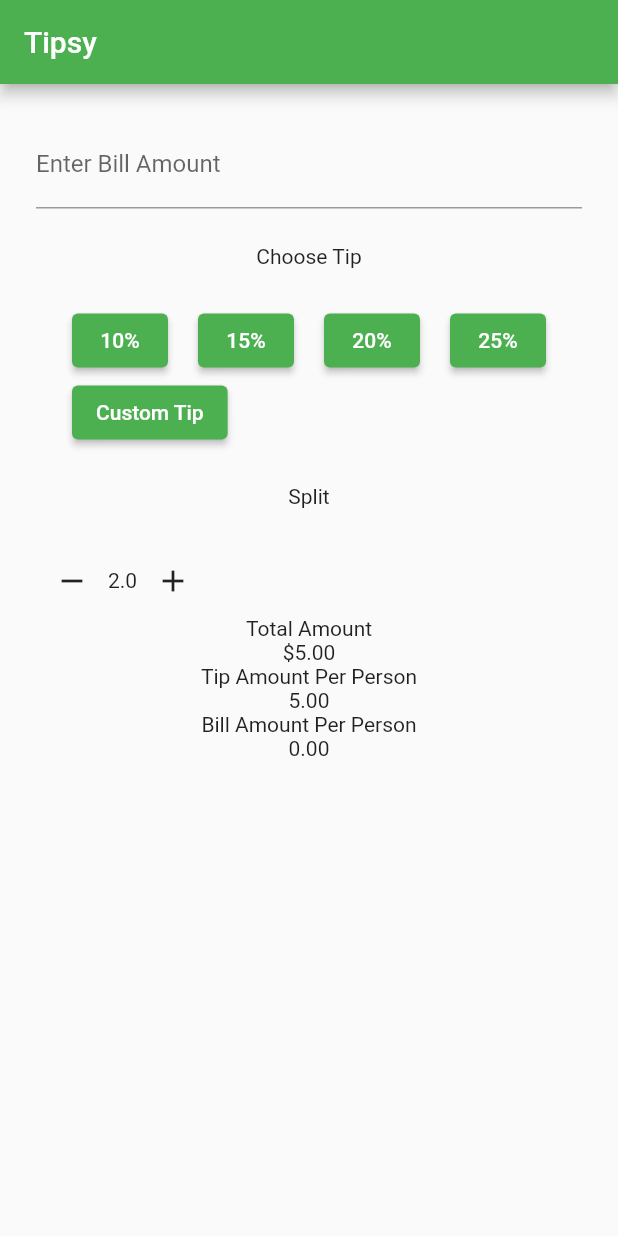
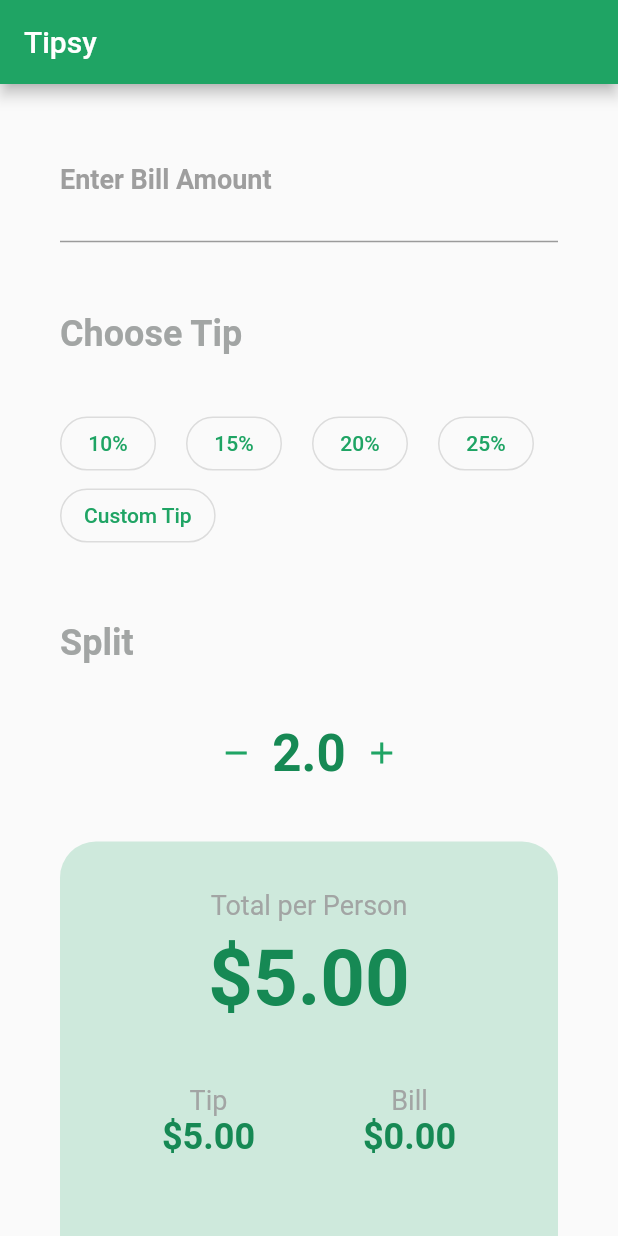
Before and after one commit to Muzammil-Bilwani/dart-flutter-tutorial, a Flutter app: the screen it shows after launch, on a phone screen of 412 x 824 dp. Run offline on Flutter 3.47's test engine with Material 2 defaults, Android fonts, the light colour scheme and no system bars.

Commit message:
Tipsy done

```diff
--- a/week_seven/dart_app/lib/TipCalculator/Result.dart
+++ b/week_seven/dart_app/lib/TipCalculator/Result.dart
@@ -1,3 +1,4 @@
+import 'package:dart_app/colors/TipsyColor.dart';
 import 'package:dart_app/model/bill.dart';
 import 'package:flutter/material.dart';
 
@@ -8,13 +9,59 @@ class ResultTip extends StatelessWidget {
   @override
   Widget build(BuildContext context) {
     return Container(
+      decoration: BoxDecoration(
+          color: tipsyColor.shade100,
+          borderRadius: const BorderRadius.only(
+              topLeft: Radius.circular(24), topRight: Radius.circular(24))),
+      padding: const EdgeInsets.only(top: 32, bottom: 52, left: 32, right: 32),
       child: Column(children: [
-        Text("Total Amount"),
-        Text("\$" + bill.getAmountPerPerson()),
-        Text("Tip Amount Per Person"),
-        Text(bill.getTipAmountPerPerson()),
-        Text("Bill Amount Per Person"),
-        Text(bill.getBillAmountPerPerson()),
+        Text(
+          "Total per Person",
+          style: Theme.of(context).textTheme.subtitle1?.copyWith(fontSize: 18),
+        ),
+        const Padding(padding: EdgeInsets.all(4)),
+        Text(
+          "\$${bill.getAmountPerPerson()}",
+          style: Theme.of(context).textTheme.headline4?.copyWith(fontSize: 52),
+        ),
+        const Padding(padding: EdgeInsets.all(20)),
+        Row(
+          mainAxisAlignment: MainAxisAlignment.spaceAround,
+          children: [
+            Column(children: [
+              Text(
+                "Tip",
+                style: Theme.of(context)
+                    .textTheme
+                    .subtitle1
+                    ?.copyWith(fontSize: 18),
+              ),
+              Text(
+                "\$${bill.getTipAmountPerPerson()}",
+                style: Theme.of(context)
+                    .textTheme
+                    .headline4
+                    ?.copyWith(fontSize: 24),
+              ),
+            ]),
+            Column(children: [
+              Text(
+                "Bill",
+                style: Theme.of(context)
+                    .textTheme
+                    .subtitle1
+                    ?.copyWith(fontSize: 18),
+              ),
+              Text(
+                "\$${bill.getBillAmountPerPerson()}",
+                style: Theme.of(context)
+                    .textTheme
+                    .headline4
+                    ?.copyWith(fontSize: 24),
+              ),
+            ])
+          ],
+        )
       ]),
     );
   }
--- /dev/null
+++ b/week_seven/dart_app/lib/TipCalculator/TipBox.dart
@@ -0,0 +1,38 @@
+import 'package:flutter/material.dart';
+
+class TipBox extends StatelessWidget {
+  const TipBox(
+      {Key? key,
+      required this.text,
+      required this.onTap,
+      required this.isSelected})
+      : super(key: key);
+  final String text;
+  final Function()? onTap;
+  final bool isSelected;
+
+  @override
+  Widget build(BuildContext context) {
+    return isSelected
+        ? ElevatedButton(
+            onPressed: onTap,
+            style: ButtonStyle(
+                shape: MaterialStateProperty.all<RoundedRectangleBorder>(
+              RoundedRectangleBorder(
+                borderRadius: BorderRadius.circular(18.0),
+              ),
+            )),
+            child: Text(text),
+          )
+        : OutlinedButton(
+            onPressed: onTap,
+            style: ButtonStyle(
+                shape: MaterialStateProperty.all<RoundedRectangleBorder>(
+              RoundedRectangleBorder(
+                borderRadius: BorderRadius.circular(18.0),
+              ),
+            )),
+            child: Text(text),
+          );
+  }
+}
--- a/week_seven/dart_app/lib/TipCalculator/TipCalculator.dart
+++ b/week_seven/dart_app/lib/TipCalculator/TipCalculator.dart
@@ -1,5 +1,6 @@
 import 'package:dart_app/TipCalculator/CustomTip.dart';
 import 'package:dart_app/TipCalculator/Result.dart';
+import 'package:dart_app/TipCalculator/TipBox.dart';
 import 'package:dart_app/model/bill.dart';
 import 'package:flutter/material.dart';
 
@@ -12,6 +13,7 @@ class TipCalculator extends StatefulWidget {
 
 class _TipCalculatorState extends State<TipCalculator> {
   Bill bill = Bill(totalAmount: 0, tipAmount: 10, noOfPeople: 2);
+  List<int> tips = [10, 15, 20, 25];
 
   calculateTip(double percentage) {
     bill.tipAmount = bill.totalAmount * percentage / 100;
@@ -39,56 +41,58 @@ class _TipCalculatorState extends State<TipCalculator> {
           title: const Text("Tipsy"),
         ),
         body: Container(
-          padding: const EdgeInsets.all(24),
-          child: Column(children: [
+          padding: const EdgeInsets.only(top: 24, right: 40, left: 40),
+          child: Column(
+              crossAxisAlignment: CrossAxisAlignment.start,
+              mainAxisAlignment: MainAxisAlignment.spaceBetween,
+              children: [
                 TextField(
                   onChanged: (value) => {
                     setState(() {
                       bill.totalAmount = double.parse(value);
                     })
                   },
-              decoration: InputDecoration(labelText: "Enter Bill Amount"),
+                  style: Theme.of(context).textTheme.headline4,
+                  decoration: InputDecoration(
+                      labelText: "Enter Bill Amount",
+                      prefixText: "\$ ",
+                      prefixStyle: Theme.of(context).textTheme.headline4,
+                      labelStyle:
+                          const TextStyle(color: Colors.grey, fontSize: 18)),
                   keyboardType: TextInputType.number,
                 ),
-            const Padding(
-              padding: EdgeInsets.all(24),
-              child: Text("Choose Tip"),
+                Padding(
+                  padding: const EdgeInsets.only(top: 12),
+                  child: Text("Choose Tip",
+                      style: Theme.of(context).textTheme.subtitle1?.copyWith(
+                          fontWeight: FontWeight.bold, fontSize: 24)),
                 ),
                 Wrap(
                   spacing: 20,
                   children: [
-                ElevatedButton(
-                    onPressed: () {
-                      calculateTip(10);
-                    },
-                    child: Text("10%")),
-                ElevatedButton(
-                    onPressed: () {
-                      calculateTip(15);
-                    },
-                    child: Text("15%")),
-                ElevatedButton(
-                    onPressed: () {
-                      calculateTip(20);
-                    },
-                    child: Text("20%")),
-                ElevatedButton(
-                    onPressed: () {
-                      calculateTip(25);
-                    },
-                    child: Text("25%")),
-                ElevatedButton(
-                    onPressed: () {
+                    ...tips.map((tip) => TipBox(
+                        isSelected:
+                            bill.tipAmount == bill.totalAmount * tip / 100,
+                        text: '$tip%',
+                        onTap: () {
+                          calculateTip(tip.toDouble());
+                        })),
+                    TipBox(
+                        isSelected: false,
+                        text: "Custom Tip",
+                        onTap: () {
                           openCustomTip(context);
-                    },
-                    child: Text("Custom Tip"))
+                        }),
                   ],
                 ),
-            const Padding(
-              padding: EdgeInsets.all(24),
-              child: Text("Split"),
+                Padding(
+                  padding: const EdgeInsets.only(top: 12),
+                  child: Text("Split",
+                      style: Theme.of(context).textTheme.subtitle1?.copyWith(
+                          fontWeight: FontWeight.bold, fontSize: 24)),
                 ),
                 Row(
+                  mainAxisAlignment: MainAxisAlignment.center,
                   children: [
                     IconButton(
                         onPressed: () => {
@@ -96,21 +100,18 @@ class _TipCalculatorState extends State<TipCalculator> {
                                 bill.noOfPeople--;
                               })
                             },
-                    icon: const Icon(
-                      Icons.remove,
-                      size: 24,
-                    )),
-                Text(bill.noOfPeople.toString()),
+                        icon: Icon(Icons.remove,
+                            size: 24, color: Theme.of(context).primaryColor)),
+                    Text(bill.noOfPeople.toString(),
+                        style: Theme.of(context).textTheme.headline4),
                     IconButton(
                         onPressed: () => {
                               setState(() {
                                 bill.noOfPeople++;
                               })
                             },
-                    icon: const Icon(
-                      Icons.add,
-                      size: 24,
-                    )),
+                        icon: Icon(Icons.add,
+                            size: 24, color: Theme.of(context).primaryColor)),
                   ],
                 ),
                 ResultTip(
--- /dev/null
+++ b/week_seven/dart_app/lib/colors/TipsyColor.dart
@@ -0,0 +1,18 @@
+import 'package:flutter/material.dart';
+
+// FA464
+
+Map<int, Color> color = {
+  50: Color.fromRGBO(31, 164, 100, .1),
+  100: Color.fromRGBO(31, 164, 100, .2),
+  200: Color.fromRGBO(31, 164, 100, .3),
+  300: Color.fromRGBO(31, 164, 100, .4),
+  400: Color.fromRGBO(31, 164, 100, .5),
+  500: Color.fromRGBO(31, 164, 100, .6),
+  600: Color.fromRGBO(31, 164, 100, .7),
+  700: Color.fromRGBO(31, 164, 100, .8),
+  800: Color.fromRGBO(31, 164, 100, .9),
+  900: Color.fromRGBO(31, 164, 100, 1),
+};
+
+MaterialColor tipsyColor = MaterialColor(0xFF1fa464, color);
--- a/week_seven/dart_app/lib/main.dart
+++ b/week_seven/dart_app/lib/main.dart
@@ -2,6 +2,7 @@ import 'package:dart_app/Home.dart';
 import 'package:dart_app/QuotesPage.dart';
 import 'package:dart_app/ScaffoldLearn.dart';
 import 'package:dart_app/TipCalculator/TipCalculator.dart';
+import 'package:dart_app/colors/TipsyColor.dart';
 import 'package:flutter/material.dart';
 
 void main() {
@@ -18,8 +19,12 @@ class MyApp extends StatelessWidget {
       title: 'Flutter Demo',
       debugShowCheckedModeBanner: false,
       theme: ThemeData(
-        primarySwatch: Colors.green,
-      ),
+          primarySwatch: tipsyColor,
+          textTheme: const TextTheme(
+            subtitle1: TextStyle(color: Color(0xFFa2a5a4)),
+            headline4: TextStyle(
+                color: Color(0xFF168954), fontWeight: FontWeight.bold),
+          )),
       home: const TipCalculator(),
     );
   }
```
Lines whose indentation alone changed are shown as unchanged.
